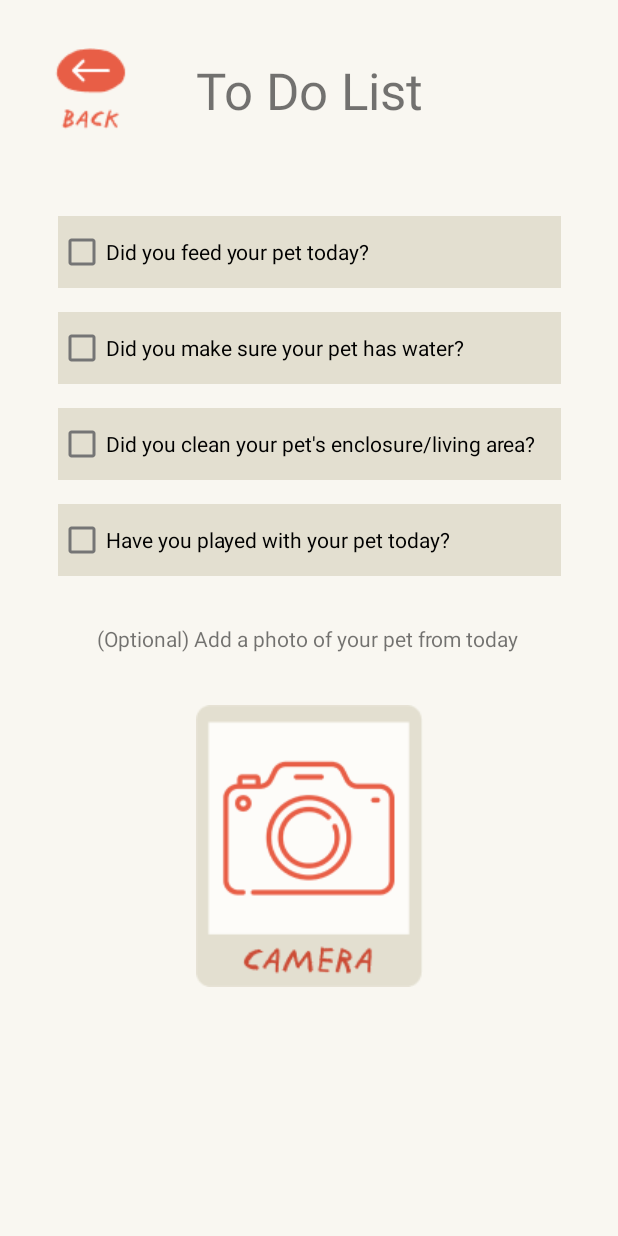
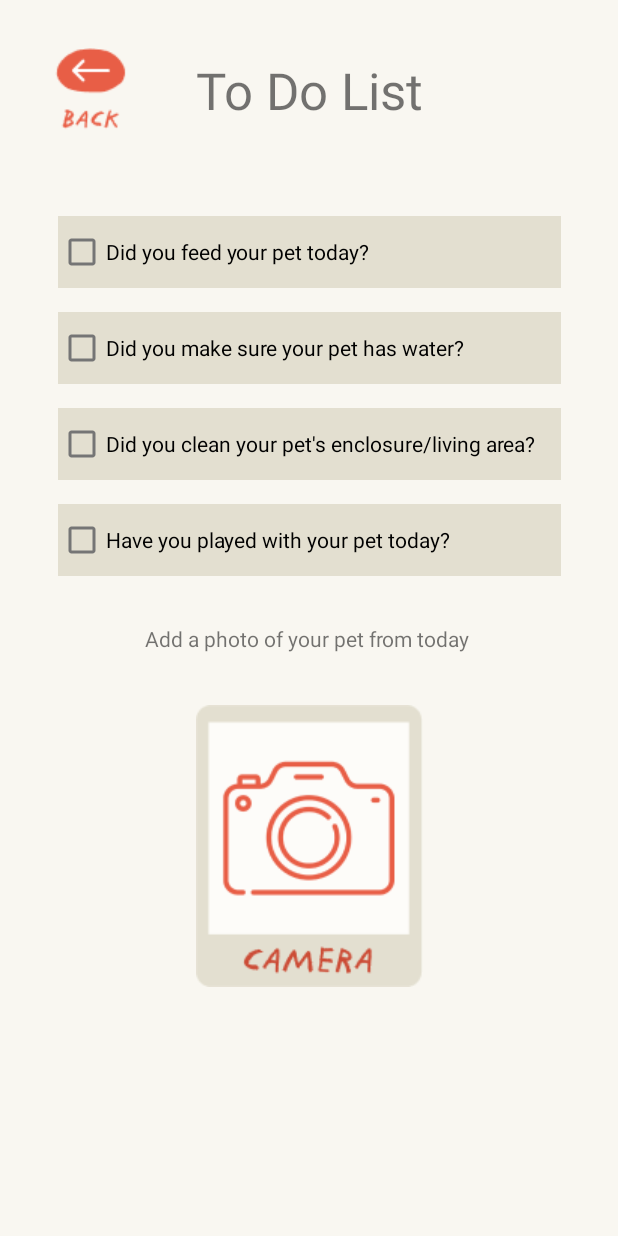
Before and after one commit to soojinwen/IndivApp, an Android app: the ToDoListActivity screen opened directly, with no data from a screen before it, on a phone screen of 412 x 824 dp. Run offline under Robolectric (Android 15) with nearby library versions, the light colour scheme and no system bars.

Commit message:
Update activity_to_do_list.xml

```diff
--- a/app/src/main/res/layout/activity_to_do_list.xml
+++ b/app/src/main/res/layout/activity_to_do_list.xml
@@ -99,7 +99,7 @@
         android:layout_height="wrap_content"
         android:layout_marginTop="32dp"
         android:contentDescription="add_photo"
-        android:text="(Optional) Add a photo of your pet from today"
+        android:text="Add a photo of your pet from today"
         app:layout_constraintEnd_toEndOf="parent"
         app:layout_constraintHorizontal_bias="0.496"
         app:layout_constraintStart_toStartOf="parent"
```
